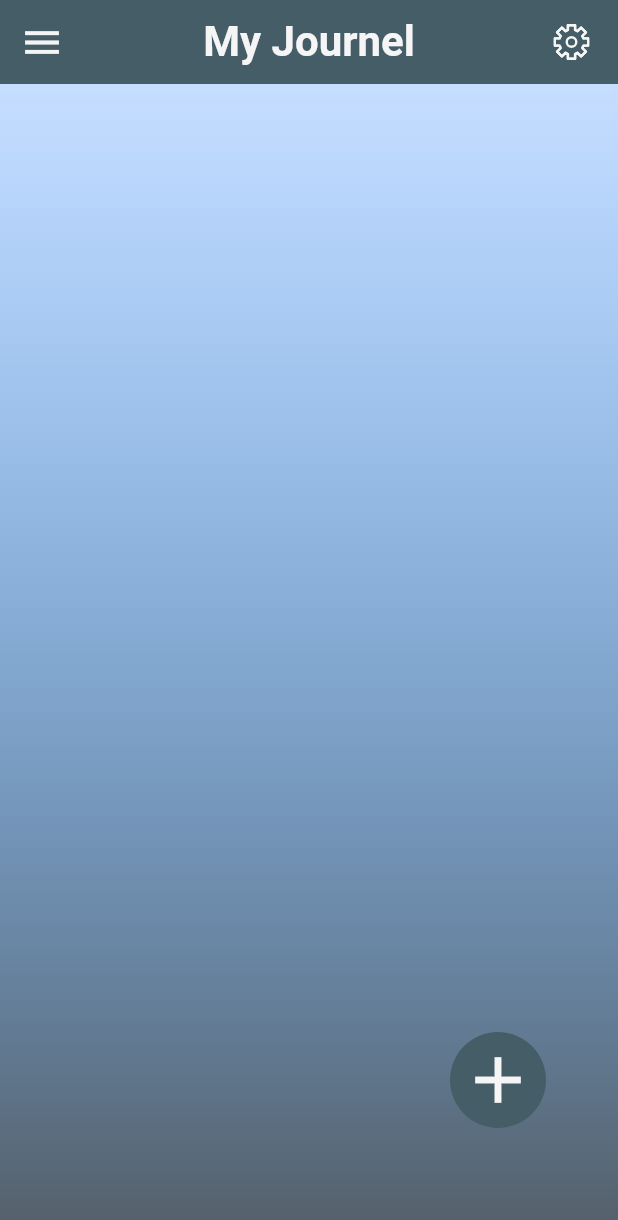
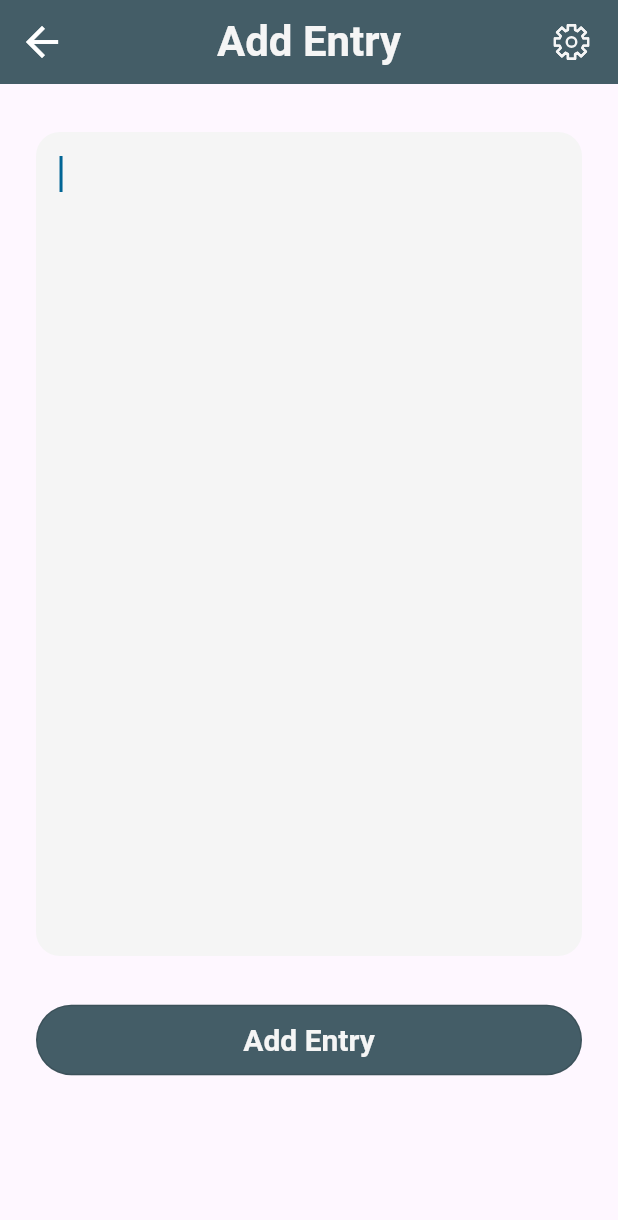
Before and after one commit to kwe92/Journal-App, a Flutter app: the JournalView screen opened by its route, after a tap on the "add" icon, on a phone screen of 412 x 824 dp. Shown: the top 1220 px of the screen. Run offline on Flutter 3.47's test engine with Material 2 defaults, Android fonts, the phone set to English and light mode, and no system bars; our stand-ins replace auto_route, flutter_hooks, flutter_secure_storage, flutter_svg, get_it, shared_preferences and 1 more; missing offline and left inert: stacked_hooks; accounts and stored records are empty; network calls fail; statements that could not run were skipped.

Commit message:
feat: new view add entry
added new view add entry | added off grey button

```diff
--- a/lib/app/app_router.dart
+++ b/lib/app/app_router.dart
@@ -11,5 +11,6 @@ class AppRouter extends $AppRouter {
         AutoRoute(page: JournalRoute.page),
         AutoRoute(page: EntryRoute.page),
         AutoRoute(page: MemberInfoRoute.page),
+        AutoRoute(page: AddEntryRoute.page)
       ];
 }
--- a/lib/app/theme/theme.dart
+++ b/lib/app/theme/theme.dart
@@ -68,7 +68,9 @@ final InputDecorationTheme inputTheme = () {
     // contentPadding: const EdgeInsets.fromLTRB(12.0, 0.0, 0.0, 0.0),
     enabledBorder: UnderlineInputBorder(
       borderSide: BorderSide(
+        // color: AppColors.blue1,
         color: AppColors.blue1,
+
         width: borderWidth,
       ),
     ),
@@ -84,9 +86,25 @@ final InputDecorationTheme inputTheme = () {
   );
 }();
 
+const InputDecoration borderlessInput = InputDecoration(
+  // hintStyle: appTextStyle,
+  //! contentPadding: moves cursor,label text and hint text | find a way to only move the cursor
+  // contentPadding: const EdgeInsets.fromLTRB(12.0, 0.0, 0.0, 0.0),
+  enabledBorder: UnderlineInputBorder(borderSide: BorderSide.none),
+  focusedBorder: UnderlineInputBorder(borderSide: BorderSide.none),
+  floatingLabelStyle: TextStyle(
+    color: AppColors.blue1,
+  ),
+);
+
 final mainButtonTheme = OutlinedButtonThemeData(style: blueButtonStyle);
 
+final offGreyButtonTheme = OutlinedButtonThemeData(style: offGreyButtonStyle);
+
 final blueButtonStyle = ButtonStyle(
+  shape: MaterialStateProperty.resolveWith(
+    (states) => const StadiumBorder(side: BorderSide.none),
+  ),
   backgroundColor: MaterialStateProperty.resolveWith(
     (states) => AppColors.blue1,
   ),
@@ -98,3 +116,7 @@ final blueButtonStyle = ButtonStyle(
     ),
   ),
 );
+
+final offGreyButtonStyle = blueButtonStyle.copyWith(
+  backgroundColor: MaterialStateProperty.resolveWith((states) => AppColors.offGrey),
+);
--- /dev/null
+++ b/lib/features/addEntry/ui/add_entry_view.dart
@@ -0,0 +1,140 @@
+import 'package:auto_route/auto_route.dart';
+import 'package:flutter/material.dart';
+import 'package:journal_app/app/theme/colors.dart';
+import 'package:journal_app/app/theme/theme.dart';
+import 'package:journal_app/features/shared/ui/base_scaffold.dart';
+
+// TODO: Work in view model | implement create entry function within JournalEntryService
+
+@RoutePage()
+class AddEntryView extends StatelessWidget {
+  const AddEntryView({super.key});
+
+  @override
+  Widget build(BuildContext context) {
+    return BaseScaffold(
+      title: "Add Entry",
+      // TODO: could be its own widget
+      leading: IconButton(
+        onPressed: () => Navigator.of(context).pop(),
+        icon: const Icon(
+          Icons.arrow_back,
+          color: Colors.white,
+          size: 32,
+        ),
+      ),
+      // TODO: refactor, same container in entry view
+      body: Column(
+        children: [
+          Container(
+            height: MediaQuery.of(context).size.height / 1.5,
+            // width: double.maxFinite,
+            margin: const EdgeInsets.symmetric(horizontal: 24, vertical: 32),
+
+            // padding: EdgeInsets.only(bottom: 24),
+            decoration: const BoxDecoration(
+              color: AppColors.offWhite,
+              borderRadius: BorderRadius.all(
+                Radius.circular(16),
+              ),
+            ),
+            child: const Padding(
+              padding: EdgeInsets.symmetric(horizontal: 16.0, vertical: 8),
+              child: TextField(
+                // keyboardType: TextInputType.text,
+                autofocus: true,
+                expands: true,
+                maxLines: null,
+                decoration: borderlessInput,
+              ),
+            ),
+          ),
+          Padding(
+            padding: const EdgeInsets.symmetric(horizontal: 24.0),
+            child: SizedBox(
+              width: double.maxFinite,
+              // TODO: Add InkWell
+              child: Theme(
+                data: ThemeData(outlinedButtonTheme: offGreyButtonTheme),
+                child: OutlinedButton(
+                  onPressed: () async {
+                    // TODO: implement create entry
+                  },
+                  child: const Padding(
+                    padding: EdgeInsets.symmetric(vertical: 12.0),
+                    child: Text(
+                      "Add Entry",
+                    ),
+                  ),
+                ),
+              ),
+            ),
+          ),
+        ],
+      ),
+    );
+  }
+}
+
+// @RoutePage()
+// class AddEntryView extends StatelessWidget {
+//   const AddEntryView({super.key});
+
+//   @override
+//   Widget build(BuildContext context) {
+//     return BaseScaffold(
+//       title: "Add Entry",
+//       // TODO: could be its own widget
+//       leading: IconButton(
+//         onPressed: () => Navigator.of(context).pop(),
+//         icon: const Icon(
+//           Icons.arrow_back,
+//           color: Colors.white,
+//           size: 32,
+//         ),
+//       ),
+//       // TODO: refactor, same container in entry view
+//       body: Column(
+//         children: [
+//           Container(
+//             // height: double.maxFinite,
+//             // width: double.maxFinite,
+//             margin: const EdgeInsets.symmetric(horizontal: 24, vertical: 32),
+
+//             // padding: EdgeInsets.only(bottom: 24),
+//             decoration: const BoxDecoration(
+//               color: AppColors.offWhite,
+//               borderRadius: BorderRadius.all(
+//                 Radius.circular(16),
+//               ),
+//             ),
+//             child: const Padding(
+//               padding: EdgeInsets.symmetric(horizontal: 16.0, vertical: 8),
+//               child: TextField(
+//                 // keyboardType: TextInputType.text,
+//                 autofocus: true,
+//                 maxLines: 1,
+//                 decoration: borderlessInput,
+//               ),
+//             ),
+//           ),
+//           SizedBox(
+//             width: double.maxFinite,
+//             // TODO: Add InkWell
+//             child: OutlinedButton(
+//               onPressed: () async {
+//                 // TODO: implement create entry
+//               },
+//               child: const Padding(
+//                 padding: EdgeInsets.symmetric(vertical: 12.0),
+//                 child: Text(
+//                   "Add Entry",
+//                 ),
+//               ),
+//             ),
+//           ),
+//         ],
+//       ),
+//     );
+//   }
+// }
--- a/lib/features/entry/ui/entry_view.dart
+++ b/lib/features/entry/ui/entry_view.dart
@@ -21,14 +21,10 @@ class EntryView extends StatelessWidget {
             size: 32,
           ),
         ),
-        body: Container(
-          margin: const EdgeInsets.only(
-            left: 24,
-            top: 32,
-            right: 24,
-            bottom: 32,
-          ),
-          // padding: EdgeInsets.only(bottom: 24),
+        body:
+            // TODO: refactor, same container in add entry view
+            Container(
+          margin: const EdgeInsets.symmetric(horizontal: 24, vertical: 32),
           decoration: const BoxDecoration(
             color: AppColors.offWhite,
             borderRadius: BorderRadius.all(
--- a/lib/features/journal/ui/journal_view.dart
+++ b/lib/features/journal/ui/journal_view.dart
@@ -76,6 +76,7 @@ class JournalView extends StatelessWidget {
               },
             ),
           ),
+          // Open menu to the side
           drawer: Drawer(
               // ?INFO: required to use CustomScrollView to have Spacer / Expanded Widgets within a ListView
               child: CustomScrollView(
@@ -113,7 +114,7 @@ class JournalView extends StatelessWidget {
             ],
           )),
           floatingActionButton: AddButton(onTap: () {
-            // TODO: implement adding entry
+            appRouter.push(const AddEntryRoute());
           }),
         );
       },
```
Also changed, not shown: lib/app/app_router.gr.dart, lib/features/addEntry/ui/add_entry_view_model.dart (added).
